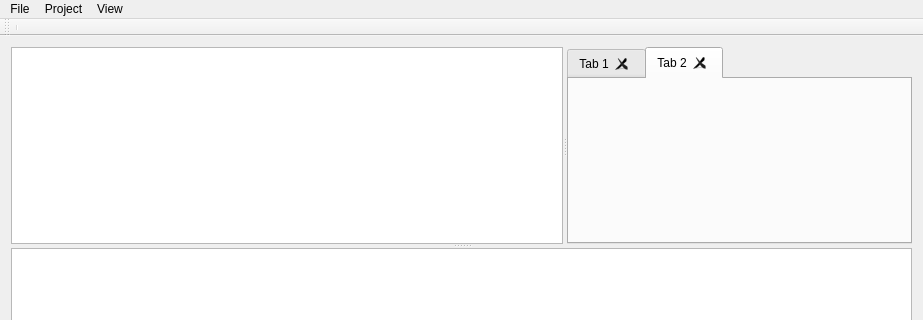
This is GUI/mainwindow.ui in MarianVomir/IDE as Qt 5 draws it before an edit; both pictures show x 0 to 923 and y 0 to 320 of the 923 by 478 pixel window. The edited form follows.
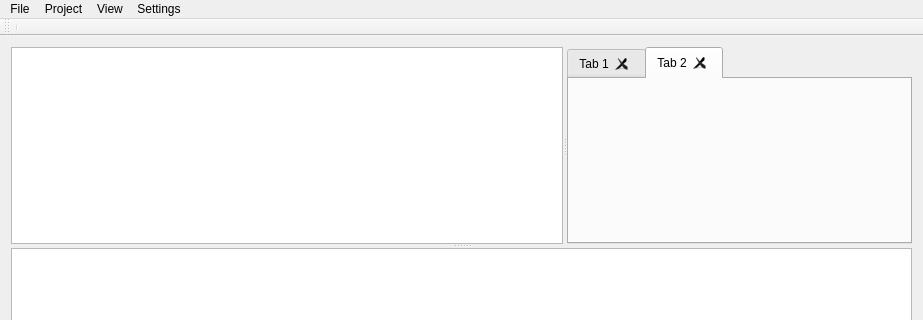
This is the edited form.

Patch:
```diff
--- a/GUI/mainwindow.ui
+++ b/GUI/mainwindow.ui
@@ -182,9 +182,16 @@
     <addaction name="actionProject_Explorer"/>
     <addaction name="actionOutputWindow"/>
    </widget>
+   <widget class="QMenu" name="menuSettings">
+    <property name="title">
+     <string>Settings</string>
+    </property>
+    <addaction name="actionOpen_Settings"/>
+   </widget>
    <addaction name="menuFile"/>
    <addaction name="menuProject"/>
    <addaction name="menuView"/>
+   <addaction name="menuSettings"/>
   </widget>
   <widget class="QToolBar" name="mainToolBar">
    <property name="enabled">
```
Left out of the diff: 7 changed lines with no effect on the pictures.
